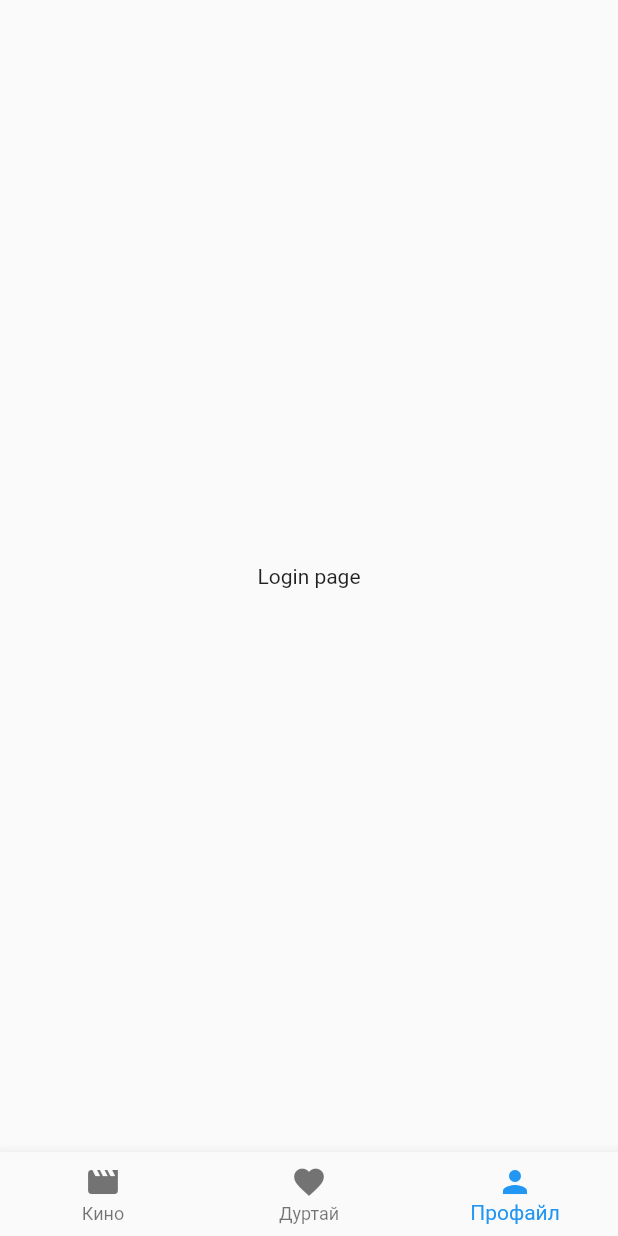
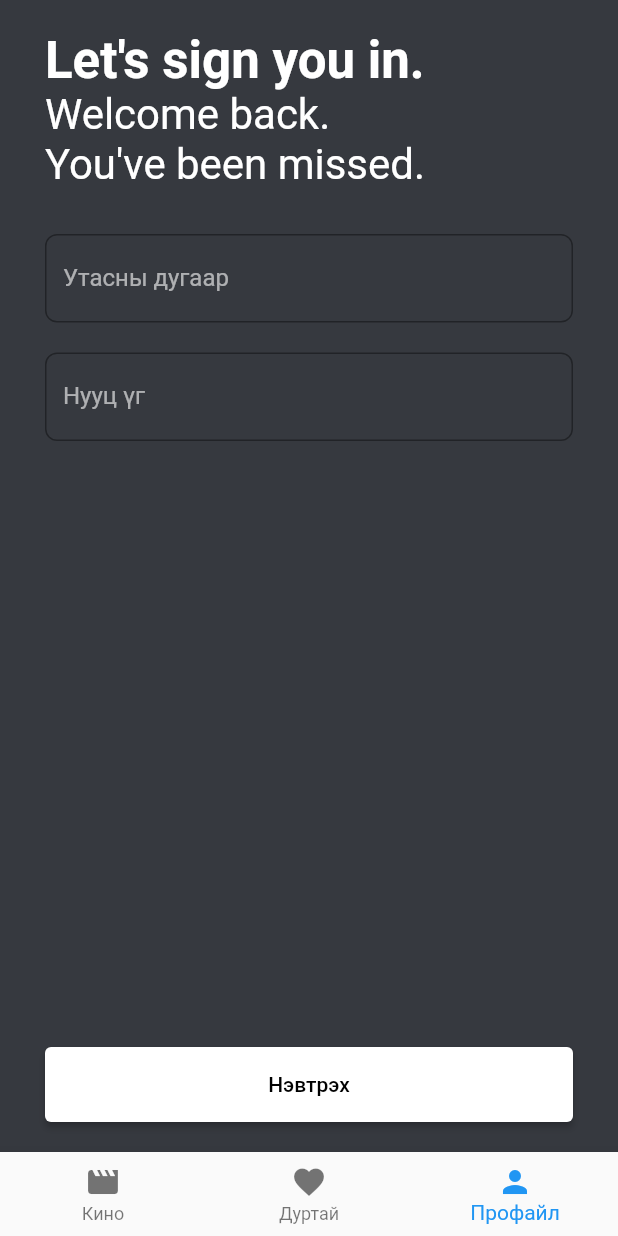
Before and after one commit to sharavjamts/movieFlutter, a Flutter app: the screen it shows after launch, item 3 of the bottom bar chosen, on a phone screen of 412 x 824 dp. Run offline on Flutter 3.47's test engine with Material 2 defaults, Android fonts, the light colour scheme and no system bars.

Commit message:
login form updated

```diff
--- a/lib/screens/home.dart
+++ b/lib/screens/home.dart
@@ -11,7 +11,7 @@ class HomePage extends StatefulWidget {
 }
 
 class _HomePageState extends State<HomePage> {
-  int _currentIndex = 0;
+  int _currentIndex = 1;
 
   List<Widget> _totalPage = [MoviesPage(), WishListPage(), ProfilePage()];
 
@@ -24,7 +24,8 @@ class _HomePageState extends State<HomePage> {
   @override
   Widget build(BuildContext context) {
     return Scaffold(
-      body: _totalPage[_currentIndex],
+      backgroundColor: Color(0xff36393f),
+      body: SafeArea(child: _totalPage[_currentIndex]),
       bottomNavigationBar: BottomNavigationBar(
           currentIndex: _currentIndex,
           onTap: _setCurrentIndex,
--- /dev/null
+++ b/lib/screens/login.dart
@@ -0,0 +1,109 @@
+import 'package:flutter/material.dart';
+
+class LoginPage extends StatefulWidget {
+  const LoginPage({super.key});
+
+  @override
+  State<LoginPage> createState() => _LoginPageState();
+}
+
+class _LoginPageState extends State<LoginPage> {
+  final _formKey = GlobalKey<FormState>();
+  final _phoneCtrl = TextEditingController();
+  final _passCtrl = TextEditingController();
+
+  void onSubmit() {
+    if (_formKey.currentState!.validate()) {
+      print("Amjilttai");
+    }
+  }
+
+  @override
+  Widget build(BuildContext context) {
+    return Padding(
+        padding: EdgeInsets.symmetric(horizontal: 30, vertical: 20),
+        child: Form(
+          key: _formKey,
+          child: Column(
+            mainAxisAlignment: MainAxisAlignment.spaceBetween,
+            children: [
+              Column(
+                crossAxisAlignment: CrossAxisAlignment.start,
+                children: [
+                  Text(
+                    "Let's sign you in.",
+                    style: TextStyle(
+                        color: Colors.white,
+                        fontSize: 34,
+                        fontWeight: FontWeight.bold),
+                  ),
+                  Text(
+                    "Welcome back.",
+                    style: TextStyle(color: Colors.white, fontSize: 28),
+                  ),
+                  Text(
+                    "You've been missed.",
+                    style: TextStyle(color: Colors.white, fontSize: 28),
+                  ),
+                  SizedBox(
+                    height: 30,
+                  ),
+                  TextFormField(
+                    validator: (value) {
+                      if (value == null || value.isEmpty) {
+                        return "Хоосон байж болохгүй";
+                      }
+                      return null;
+                    },
+                    controller: _phoneCtrl,
+                    decoration: InputDecoration(
+                        border: OutlineInputBorder(
+                            borderRadius: BorderRadius.circular(8),
+                            borderSide: BorderSide(
+                                color: Colors.white.withOpacity(0.6),
+                                width: 1)),
+                        labelStyle:
+                            TextStyle(color: Colors.white.withOpacity(0.6)),
+                        label: Text("Утасны дугаар")),
+                    style: TextStyle(color: Colors.white),
+                  ),
+                  SizedBox(height: 20),
+                  TextFormField(
+                    validator: (value) {
+                      if (value == null || value.isEmpty) {
+                        return "Хоосон байж болохгүй";
+                      }
+                      return null;
+                    },
+                    controller: _passCtrl,
+                    obscureText: true,
+                    decoration: InputDecoration(
+                        border: OutlineInputBorder(
+                            borderRadius: BorderRadius.circular(8),
+                            borderSide: BorderSide(
+                                color: Colors.white.withOpacity(0.6),
+                                width: 1)),
+                        labelStyle:
+                            TextStyle(color: Colors.white.withOpacity(0.6)),
+                        label: Text("Нууц үг")),
+                    style: TextStyle(color: Colors.white),
+                  )
+                ],
+              ),
+              SizedBox(
+                height: 50,
+                width: double.infinity,
+                child: ElevatedButton(
+                  onPressed: onSubmit,
+                  child: Text("Нэвтрэх"),
+                  style: ButtonStyle(
+                    backgroundColor: MaterialStateProperty.all(Colors.white),
+                    foregroundColor: MaterialStateProperty.all(Colors.black),
+                  ),
+                ),
+              )
+            ],
+          ),
+        ));
+  }
+}
--- a/lib/screens/movie_detail.dart
+++ b/lib/screens/movie_detail.dart
@@ -6,7 +6,7 @@ class MovieDetailPage extends StatelessWidget {
   @override
   Widget build(BuildContext context) {
     return Center(
-      child: Text("Movie detail page"),
+      child: Text("Movie detail   "),
     );
   }
 }
--- a/lib/screens/profile.dart
+++ b/lib/screens/profile.dart
@@ -1,4 +1,5 @@
 import 'package:flutter/material.dart';
+import 'package:movieflutter/screens/login.dart';
 
 class ProfilePage extends StatefulWidget {
   const ProfilePage({super.key});
@@ -10,8 +11,6 @@ class ProfilePage extends StatefulWidget {
 class _ProfilePageState extends State<ProfilePage> {
   @override
   Widget build(BuildContext context) {
-    return Center(
-      child: Text("Login page"),
-    );
+    return LoginPage();
   }
 }
```
